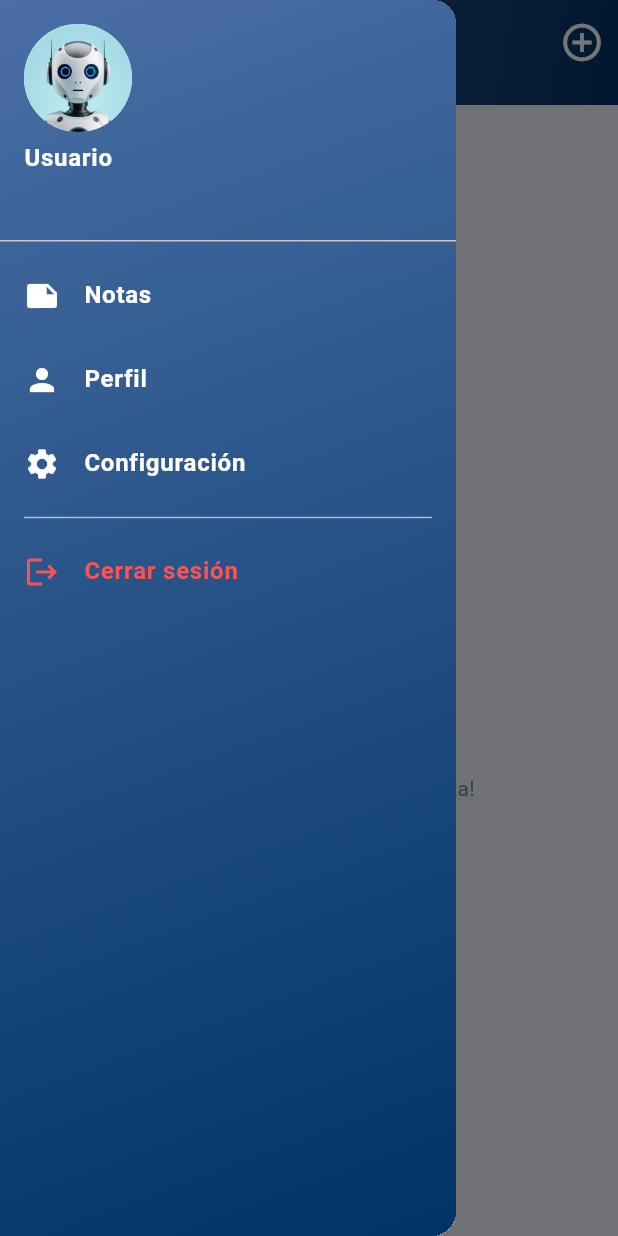
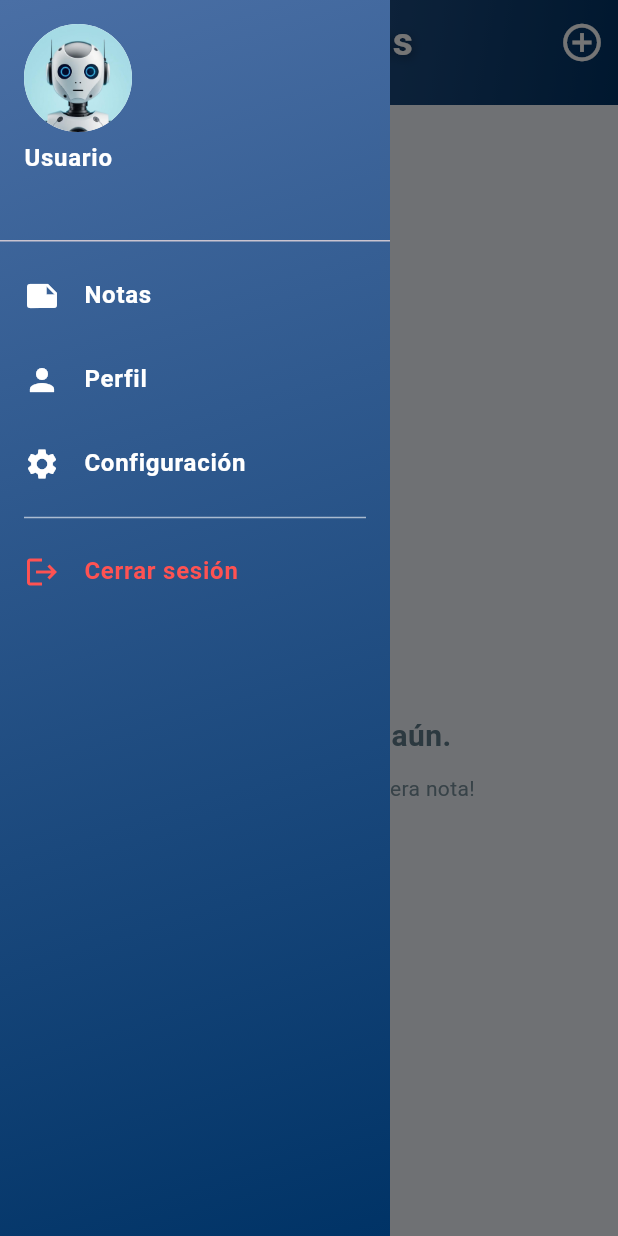
Before and after one commit to Marlon042/Notas-discretas1, a Flutter app: the HomeScreen screen opened by its route, with the side drawer open, on a phone screen of 412 x 824 dp. Run offline on Flutter 3.47's test engine with Material 3 defaults, Android fonts, the phone set to English and light mode, and no system bars; our stand-ins replace bloc, cloud_firestore, equatable, firebase_auth, firebase_core, flutter_bloc; accounts and stored records are empty.

Commit message:
Update home_screen.dart
Custom Drawer modificable tamaño

```diff
--- a/lib/features/notes/screens/home_screen.dart
+++ b/lib/features/notes/screens/home_screen.dart
@@ -72,7 +72,11 @@ class HomeScreen extends StatelessWidget {
           backgroundColor: Colors.transparent,
         ),
       ),
-      drawer: _CustomDrawer(user: user),
+      // <<<< CUSTOM WIDTH FOR DRAWER HERE!
+      drawer: SizedBox(
+        width: 260, // Cambia este valor para ajustar el ancho del Drawer
+        child: _CustomDrawer(user: user),
+      ),
       backgroundColor: const Color(0xFFF2F6FC),
       body: Padding(
         padding: const EdgeInsets.only(top: 90.0, left: 8, right: 8),
@@ -274,8 +278,8 @@ class _CustomDrawer extends StatelessWidget {
 
   @override
   Widget build(BuildContext context) {
-    return Drawer(
-      child: Stack(
+    // Elimina el Container(width: drawerWidth, ...) y deja solo el Stack
+    return Stack(
       fit: StackFit.expand,
       children: [
         Container(
@@ -364,7 +368,6 @@ class _CustomDrawer extends StatelessWidget {
           ],
         ),
       ],
-      ),
     );
   }
 
```
Lines whose indentation alone changed are shown as unchanged.
